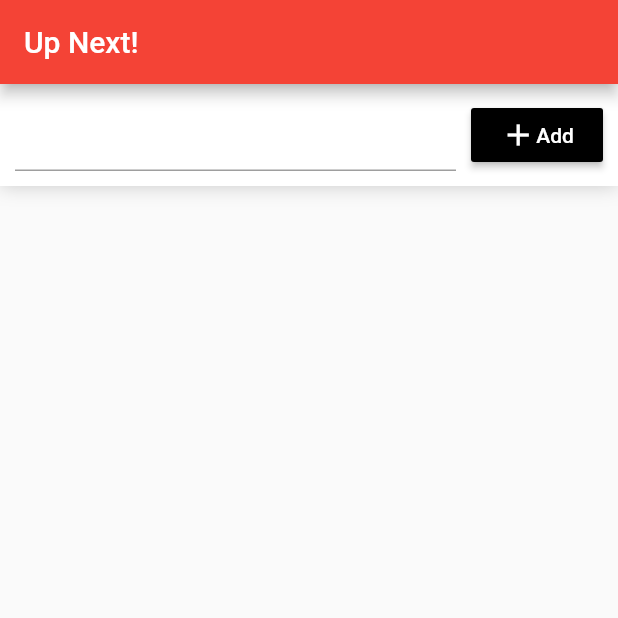
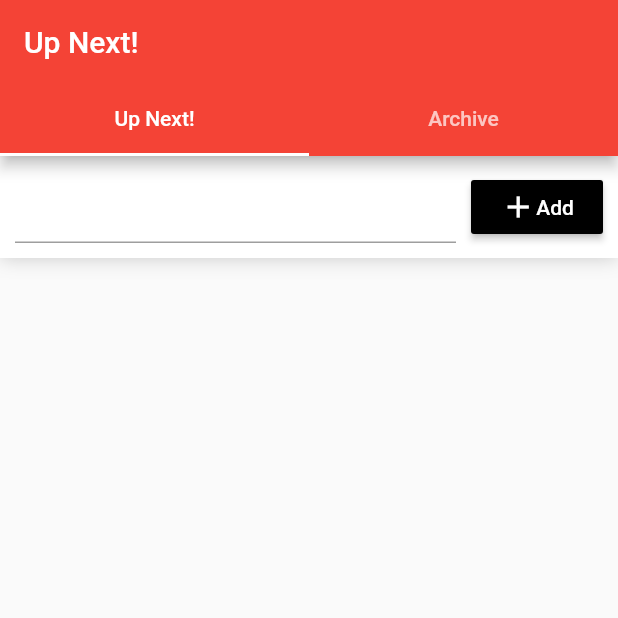
Before and after one commit to robin1996/flutter_task_manager, a Flutter app: the screen it shows after launch, on a phone screen of 412 x 824 dp, the top half of it. Run offline on Flutter 3.47's test engine with Material 2 defaults, Android fonts, the phone set to English and light mode, and no system bars.

Commit message:
Add tab bar

```diff
--- a/lib/main.dart
+++ b/lib/main.dart
@@ -65,11 +65,19 @@ class _ToDoListPageState extends State<ToDoListPage> {
     // The Flutter framework has been optimized to make rerunning build methods
     // fast, so that you can just rebuild anything that needs updating rather
     // than having to individually change instances of widgets.
-    return Scaffold(
+    return DefaultTabController(
+      length: 2,
+      child: Scaffold(
         appBar: AppBar(
           // Here we take the value from the MyHomePage object that was created by
           // the App.build method, and use it to set our appbar title.
           title: Text(widget.title),
+          bottom: TabBar(
+            tabs: <Widget>[
+              Tab(text: "Up Next!"),
+              Tab(text: "Archive")
+            ],
+          ),
         ),
         body: Column(
           children: <Widget>[
@@ -134,6 +142,7 @@ class _ToDoListPageState extends State<ToDoListPage> {
             ),
           ],
         ),
+      ),
     );
   }
 
```
Lines whose indentation alone changed are shown as unchanged.
